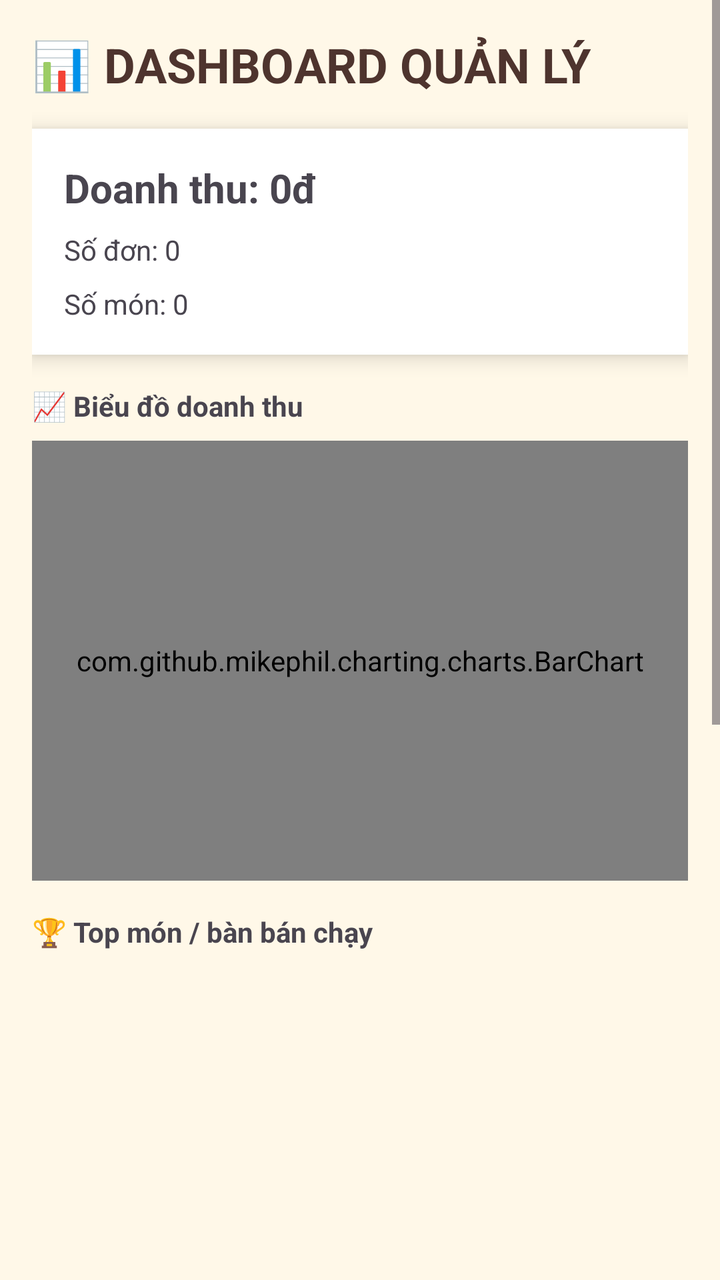
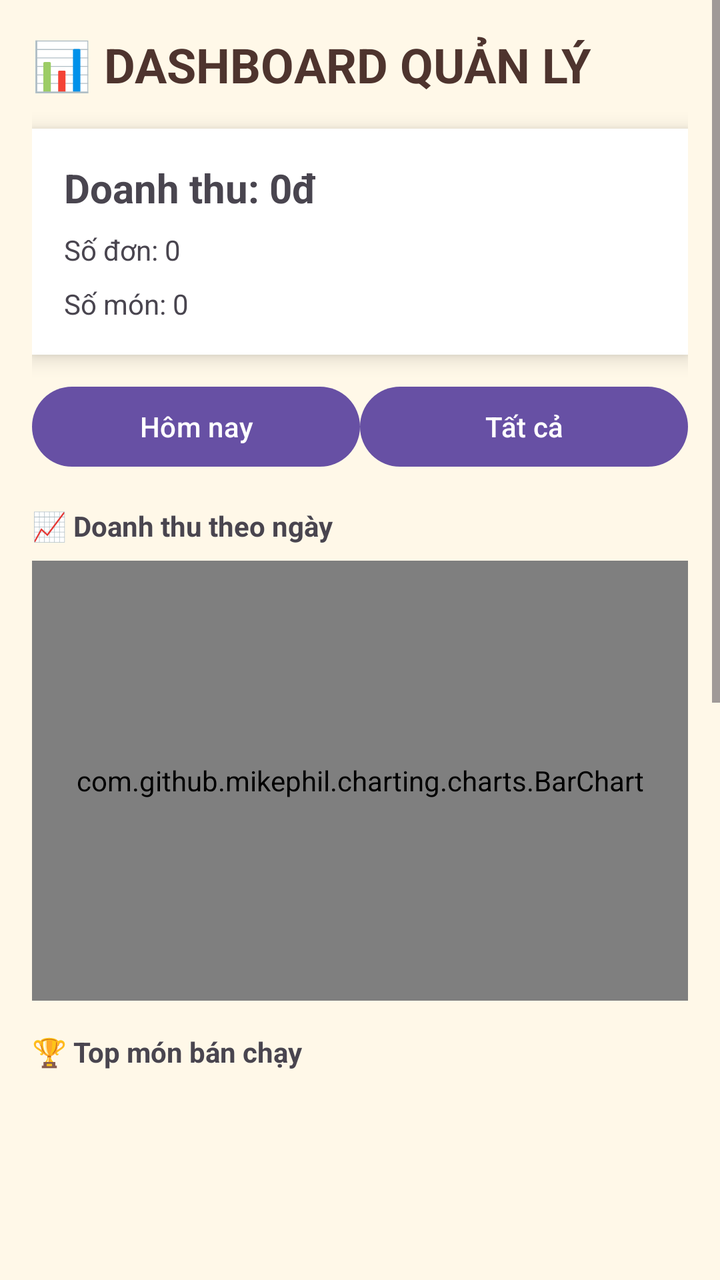

Compare the two renders of this Android layout. The source of the first and the diff that turns it into the second are given below.
<!-- AndroidManifest.xml: application theme Theme.DUANQUANLYBANHANG -->
<!-- res/layout/activity_manager.xml -->
<?xml version="1.0" encoding="utf-8"?>
<ScrollView xmlns:android="http://schemas.android.com/apk/res/android"
    xmlns:app="http://schemas.android.com/apk/res-auto"
    android:layout_width="match_parent"
    android:layout_height="match_parent"
    android:background="#FFF8E8">

    <LinearLayout
        android:layout_width="match_parent"
        android:layout_height="wrap_content"
        android:orientation="vertical"
        android:padding="16dp">

        
        <TextView
            android:text="📊 DASHBOARD QUẢN LÝ"
            android:textSize="24sp"
            android:textStyle="bold"
            android:textColor="#4E342E"
            android:layout_width="wrap_content"
            android:layout_height="wrap_content"/>

        
        <LinearLayout
            android:layout_marginTop="16dp"
            android:background="#FFFFFF"
            android:padding="16dp"
            android:orientation="vertical"
            android:elevation="6dp"
            android:layout_width="match_parent"
            android:layout_height="wrap_content">

            <TextView
                android:id="@+id/txtRevenue"
                android:text="Doanh thu: 0đ"
                android:textSize="20sp"
                android:textStyle="bold"
                android:layout_width="wrap_content"
                android:layout_height="wrap_content"/>

            <TextView
                android:id="@+id/txtOrderCount"
                android:text="Số đơn: 0"
                android:layout_marginTop="8dp"
                android:layout_width="wrap_content"
                android:layout_height="wrap_content"/>

            <TextView
                android:id="@+id/txtItemCount"
                android:text="Số món: 0"
                android:layout_marginTop="8dp"
                android:layout_width="wrap_content"
                android:layout_height="wrap_content"/>
        </LinearLayout>

        
        <TextView
            android:text="📈 Biểu đồ doanh thu"
            android:textStyle="bold"
            android:layout_marginTop="16dp"
            android:layout_width="wrap_content"
            android:layout_height="wrap_content"/>

        <com.github.mikephil.charting.charts.BarChart
            android:id="@+id/chart"
            android:layout_width="match_parent"
            android:layout_height="220dp"
            android:layout_marginTop="8dp"/>

        
        <TextView
            android:text="🏆 Top món / bàn bán chạy"
            android:textStyle="bold"
            android:layout_marginTop="16dp"
            android:layout_width="wrap_content"
            android:layout_height="wrap_content"/>

        <androidx.recyclerview.widget.RecyclerView
            android:id="@+id/recyclerTop"
            android:layout_width="match_parent"
            android:layout_height="180dp"
            android:layout_marginTop="8dp"/>

        
        <LinearLayout
            android:layout_marginTop="16dp"
            android:orientation="horizontal"
            android:layout_width="match_parent"
            android:layout_height="wrap_content">

        </LinearLayout>

        
        <TextView
            android:text="Đơn gần đây"
            android:textStyle="bold"
            android:layout_marginTop="16dp"
            android:layout_width="wrap_content"
            android:layout_height="wrap_content"/>

        <androidx.recyclerview.widget.RecyclerView
            android:id="@+id/recyclerManager"
            android:layout_width="match_parent"
            android:layout_height="400dp"/>

    </LinearLayout>
</ScrollView>
<!-- resources referenced by this layout -->
<resources>
  <style name="Theme.DUANQUANLYBANHANG" parent="Base.Theme.DUANQUANLYBANHANG" />
  <style name="Base.Theme.DUANQUANLYBANHANG" parent="Theme.Material3.Light.NoActionBar">
          
          
      </style>
</resources>

<!-- the commit's change to res/layout/activity_manager.xml (unified diff, before → after) -->
@@ -11,7 +11,6 @@
         android:orientation="vertical"
         android:padding="16dp">
 
-        
         <TextView
             android:text="📊 DASHBOARD QUẢN LÝ"
             android:textSize="24sp"
@@ -31,35 +30,57 @@
             android:layout_height="wrap_content">
 
             <TextView
+                android:layout_width="match_parent"
+                android:layout_height="wrap_content"
                 android:id="@+id/txtRevenue"
                 android:text="Doanh thu: 0đ"
                 android:textSize="20sp"
-                android:textStyle="bold"
-                android:layout_width="wrap_content"
+                android:textStyle="bold"/>
+
+            <TextView
+                android:layout_width="match_parent"
+                android:layout_height="wrap_content"
+                android:id="@+id/txtOrderCount"
+                android:text="Số đơn: 0"
+                android:layout_marginTop="8dp"/>
+
+            <TextView
+                android:layout_width="match_parent"
+                android:layout_height="wrap_content"
+                android:id="@+id/txtItemCount"
+                android:text="Số món: 0"
+                android:layout_marginTop="8dp"/>
+        </LinearLayout>
+
+        
+        <LinearLayout
+            android:layout_marginTop="12dp"
+            android:orientation="horizontal"
+            android:layout_width="match_parent"
+            android:layout_height="wrap_content">
+
+            <Button
+                android:id="@+id/btnToday"
+                android:text="Hôm nay"
+                android:layout_weight="1"
+                android:layout_width="0dp"
                 android:layout_height="wrap_content"/>
 
-            <TextView
-                android:id="@+id/txtOrderCount"
-                android:text="Số đơn: 0"
-                android:layout_marginTop="8dp"
-                android:layout_width="wrap_content"
-                android:layout_height="wrap_content"/>
-
-            <TextView
-                android:id="@+id/txtItemCount"
-                android:text="Số món: 0"
-                android:layout_marginTop="8dp"
-                android:layout_width="wrap_content"
+            <Button
+                android:id="@+id/btnAll"
+                android:text="Tất cả"
+                android:layout_weight="1"
+                android:layout_width="0dp"
                 android:layout_height="wrap_content"/>
         </LinearLayout>
 
         
         <TextView
-            android:text="📈 Biểu đồ doanh thu"
+            android:layout_width="match_parent"
+            android:layout_height="wrap_content"
+            android:text="📈 Doanh thu theo ngày"
             android:textStyle="bold"
-            android:layout_marginTop="16dp"
-            android:layout_width="wrap_content"
-            android:layout_height="wrap_content"/>
+            android:layout_marginTop="16dp"/>
 
         <com.github.mikephil.charting.charts.BarChart
             android:id="@+id/chart"
@@ -69,34 +90,24 @@
 
         
         <TextView
-            android:text="🏆 Top món / bàn bán chạy"
+            android:layout_width="match_parent"
+            android:layout_height="wrap_content"
+            android:text="🏆 Top món bán chạy"
             android:textStyle="bold"
-            android:layout_marginTop="16dp"
-            android:layout_width="wrap_content"
-            android:layout_height="wrap_content"/>
+            android:layout_marginTop="16dp"/>
 
         <androidx.recyclerview.widget.RecyclerView
             android:id="@+id/recyclerTop"
             android:layout_width="match_parent"
-            android:layout_height="180dp"
-            android:layout_marginTop="8dp"/>
-
-        
-        <LinearLayout
-            android:layout_marginTop="16dp"
-            android:orientation="horizontal"
-            android:layout_width="match_parent"
-            android:layout_height="wrap_content">
-
-        </LinearLayout>
+            android:layout_height="180dp"/>
 
         
         <TextView
-            android:text="Đơn gần đây"
+            android:layout_width="match_parent"
+            android:layout_height="wrap_content"
+            android:text="🧾 Đơn gần đây"
             android:textStyle="bold"
-            android:layout_marginTop="16dp"
-            android:layout_width="wrap_content"
-            android:layout_height="wrap_content"/>
+            android:layout_marginTop="16dp"/>
 
         <androidx.recyclerview.widget.RecyclerView
             android:id="@+id/recyclerManager"
